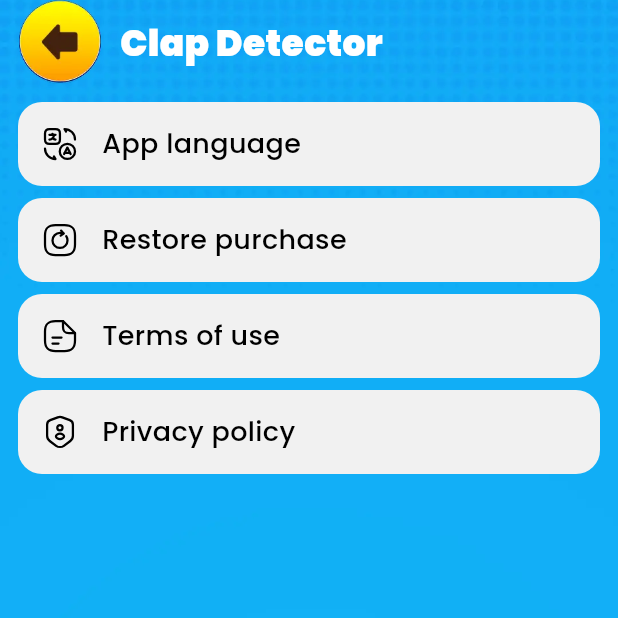
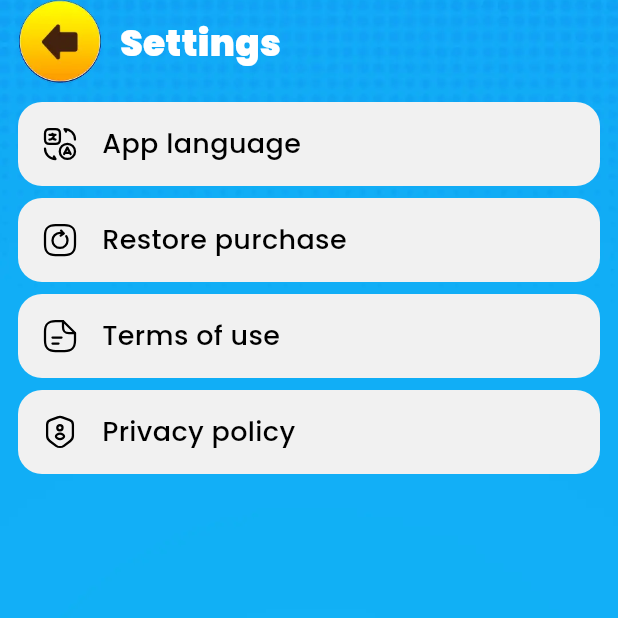
Before and after one commit to palyo/hair_cut_prank_palyo_ios, a Flutter app: the ScreenSettings screen opened directly, on a phone screen of 412 x 824 dp, the top half of it. Run offline on Flutter 3.47's test engine with Material 3 defaults, Android fonts, the light colour scheme and no system bars; our stand-ins replace audioplayers, dio, firebase_core, flutter_screenutil, flutter_svg, get and 6 more; missing offline and left inert: flutter_sound, onesignal_flutter; accounts and stored records are empty; network calls fail.

Commit message:
fix bugs, appicon..

```diff
--- a/lib/adModule/AdConfig.dart
+++ b/lib/adModule/AdConfig.dart
@@ -3,6 +3,8 @@ class AdConfig {
   bool? isUrlRedirectStatus;
   bool? isInterAdStatus;
   bool? isOpenAdStatus;
+  bool? isNativeAdStatus;
+  bool? isNativeInitialAdStatus;
   String? redirectUrl;
   String? interShowType;
   String? interInitialShowType;
@@ -11,24 +13,34 @@ class AdConfig {
   String? banner;
   String? open;
   String? versionCode;
+  String? privacyPolicy;
+  String? termsOfUse;
 
   AdConfig({
     this.isAdStatus,
     this.isUrlRedirectStatus,
     this.isInterAdStatus,
+    this.isOpenAdStatus,
+    this.isNativeAdStatus,
+    this.isNativeInitialAdStatus,
     this.redirectUrl,
     this.interShowType,
     this.interInitialShowType,
     this.native,
     this.inter,
     this.banner,
-    this.open});
+    this.open,
+    this.versionCode,
+    this.privacyPolicy,
+    this.termsOfUse});
 
   AdConfig.fromJson(Map<String, dynamic> json) {
     isAdStatus = json['isAdStatus'];
     isUrlRedirectStatus = json['isUrlRedirectStatus'];
     isInterAdStatus = json['isInterAdStatus'];
     isOpenAdStatus = json['isOpenAdStatus'];
+    isNativeAdStatus = json['isNativeAdStatus'];
+    isNativeInitialAdStatus = json['isNativeInitalAdStatus'];
     redirectUrl = json['redirectUrl'];
     interShowType = json['interShowType'];
     interInitialShowType = json['interInitialShowType'];
@@ -37,6 +49,8 @@ class AdConfig {
     banner = json['banner'];
     open = json['open'];
     versionCode = json['versionCode'];
+    privacyPolicy = json['privacyPolicy'];
+    termsOfUse = json['termsOfUse'];
   }
 
   Map<String, dynamic> toJson() {
@@ -45,6 +59,8 @@ class AdConfig {
     data['isUrlRedirectStatus'] = isUrlRedirectStatus;
     data['isInterAdStatus'] = isInterAdStatus;
     data['isOpenAdStatus'] = isOpenAdStatus;
+    data['isNativeAdStatus'] = isNativeAdStatus;
+    data['isNativeInitalAdStatus'] = isNativeInitialAdStatus;
     data['redirectUrl'] = redirectUrl;
     data['interShowType'] = interShowType;
     data['interInitialShowType'] = interInitialShowType;
@@ -53,6 +69,8 @@ class AdConfig {
     data['banner'] = banner;
     data['open'] = open;
     data['versionCode'] = versionCode;
+    data['privacyPolicy'] = privacyPolicy;
+    data['termsOfUse'] = termsOfUse;
     return data;
   }
 }
--- a/lib/adModule/LanguageNativeAd.dart
+++ b/lib/adModule/LanguageNativeAd.dart
@@ -17,7 +17,8 @@ class LanguageNativeAd {
     this.context = context;
     adManager = AdManager.instance;
     AdManager.instance?.config ??= await AdManager.instance?.getAdConfig();
-    if (AdManager.instance?.config?.isAdStatus == false) {
+    if (AdManager.instance?.config?.isAdStatus == false
+        && AdManager.instance?.config?.isNativeInitialAdStatus == false) {
       return;
     }
     _preloadAdsIfNeeded();
--- a/lib/adModule/OnboardingNativeAd.dart
+++ b/lib/adModule/OnboardingNativeAd.dart
@@ -16,7 +16,8 @@ class OnboardingNativeAd {
     this.context = context;
     adManager = AdManager.instance;
     AdManager.instance?.config ??= await AdManager.instance?.getAdConfig();
-    if (AdManager.instance?.config?.isAdStatus == false) {
+    if (AdManager.instance?.config?.isAdStatus == false
+        && AdManager.instance?.config?.isNativeInitialAdStatus == false) {
       return;
     }
     _preloadAdsIfNeeded();
--- a/lib/adModule/OtherNativeAd.dart
+++ b/lib/adModule/OtherNativeAd.dart
@@ -16,7 +16,8 @@ class OtherNativeAd {
     this.context = context;
     adManager = AdManager.instance;
     AdManager.instance?.config ??= await AdManager.instance?.getAdConfig();
-    if (AdManager.instance?.config?.isAdStatus == false) {
+    if (AdManager.instance?.config?.isAdStatus == false
+        && AdManager.instance?.config?.isNativeInitialAdStatus == false) {
       return;
     }
   }
--- a/lib/main.dart
+++ b/lib/main.dart
@@ -52,9 +52,9 @@ class _LauncherState extends State<Launcher> {
 
   void _updateStatusBar(BuildContext context) {
     var isDarkMode = false;
-    final themeController = Get.find<MainController>();
+    final controller = Get.find<MainController>();
 
-    final selectedTheme = themeController.selectedTheme.value;
+    final selectedTheme = controller.selectedTheme.value;
     if (selectedTheme == "dark") {
       isDarkMode = true;
     } else if (selectedTheme == "system") {
--- a/lib/screens/ScreenLanguage.dart
+++ b/lib/screens/ScreenLanguage.dart
@@ -1,4 +1,5 @@
 import 'package:flutter/material.dart';
+import 'package:flutter/services.dart';
 import 'package:flutter_screenutil/flutter_screenutil.dart';
 import 'package:get/get_core/src/get_main.dart';
 import 'package:get/get_instance/get_instance.dart';
--- a/lib/screens/settings/ScreenSettings.dart
+++ b/lib/screens/settings/ScreenSettings.dart
@@ -6,6 +6,7 @@ import 'package:flutter_screenutil/flutter_screenutil.dart';
 import 'package:flutter_svg/svg.dart';
 import 'package:get/get.dart';
 import 'package:in_app_purchase/in_app_purchase.dart';
+import 'package:prankers/adModule/AdManager.dart';
 import 'package:prankers/adModule/InterAd.dart';
 import 'package:prankers/extensions/app_colors.dart';
 import 'package:prankers/extensions/app_text_styles.dart';
@@ -14,7 +15,6 @@ import 'package:prankers/languages/I10n/app_localizations.dart';
 import 'package:prankers/provider/MainController.dart';
 import 'package:prankers/screens/ScreenCategory.dart';
 import 'package:prankers/screens/ScreenLanguage.dart';
-import 'package:prankers/widgets/app_bar.dart';
 import 'package:url_launcher/url_launcher.dart';
 
 class ScreenSettings extends StatefulWidget {
@@ -198,7 +198,12 @@ class _ScreenSettingsState extends State<ScreenSettings> {
   @override
   Widget build(BuildContext context) {
     return Obx(() {
-      return Scaffold(
+      return AnnotatedRegion<SystemUiOverlayStyle>(
+          value: const SystemUiOverlayStyle(
+            statusBarColor: Colors.transparent,
+            statusBarIconBrightness: Brightness.dark,
+            statusBarBrightness: Brightness.dark,
+          ),child: Scaffold(
         backgroundColor: AppColors.background(context),
         body: Stack(
           children: [
@@ -219,7 +224,7 @@ class _ScreenSettingsState extends State<ScreenSettings> {
                         child: Image.asset('assets/icons/ic_navigation_back.webp', width: 56.sp, height: 56.sp, fit: BoxFit.contain),
                       ),
                       SizedBox(width: 12.sp),
-                      Center(child: Text('Clap Detector', style: AppTextStyles.accentToolbarText(context))),
+                      Center(child: Text(AppLocalizations.of(context)?.title_settings??'', style: AppTextStyles.accentToolbarText(context))),
                     ],
                   ),
                 ),
@@ -247,19 +252,19 @@ class _ScreenSettingsState extends State<ScreenSettings> {
                   'ic_action_terms',
                   AppLocalizations.of(context)?.action_terms_of_use ?? '',
                   false,
-                  () => _launchUrl('https://pkprivacy.blogspot.com/2025/06/termofuse2025.html'),
+                  () => _launchUrl(AdManager.instance?.config?.termsOfUse??''),
                 ),
                 buildAction(
                   'ic_action_privacy_policy',
                   AppLocalizations.of(context)?.action_privacy_policy ?? '',
                   false,
-                  () => _launchUrl('https://pkprivacy.blogspot.com/2025/06/privacypolicy2025.html'),
+                  () => _launchUrl(AdManager.instance?.config?.privacyPolicy??''),
                 ),
               ],
             ),
           ],
         ),
-      );
+      ));
     });
   }
 
```
Also changed, not shown: lib/screens/ScreenCategory.dart (+17 -5 lines), lib/screens/ScreenCategoryItem.dart (+15 -3 lines), lib/screens/ScreenOnboarding.dart (+9 -2 lines), lib/screens/ScreenPlayer.dart (+20 -10 lines), lib/screens/ScreenSplash.dart (+9 -8 lines), lib/screens/premium/ScreenPremium.dart (+4 -3 lines), lib/screens/welcome/ScreenWelcome.dart (+28 -60 lines), 38 other files.
